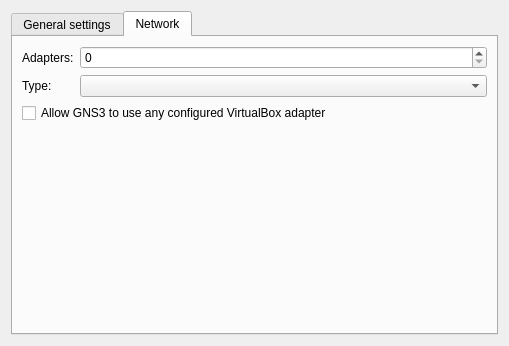
GNS3/gns3-gui, file gns3/modules/vmware/ui/vmware_vm_configuration_page.ui: the form before one commit.
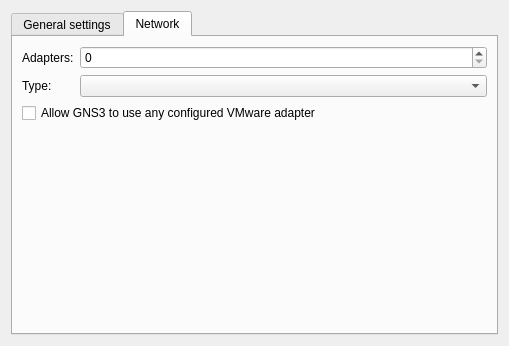
The form after the commit. The open tabs and pages were chosen to show the change.

```diff
--- a/gns3/modules/vmware/ui/vmware_vm_configuration_page.ui
+++ b/gns3/modules/vmware/ui/vmware_vm_configuration_page.ui
@@ -132,7 +132,7 @@
        <item row="2" column="0" colspan="2">
         <widget class="QCheckBox" name="uiUseAnyAdapterCheckBox">
          <property name="text">
-          <string>Allow GNS3 to use any configured VirtualBox adapter</string>
+          <string>Allow GNS3 to use any configured VMware adapter</string>
          </property>
         </widget>
        </item>
```
